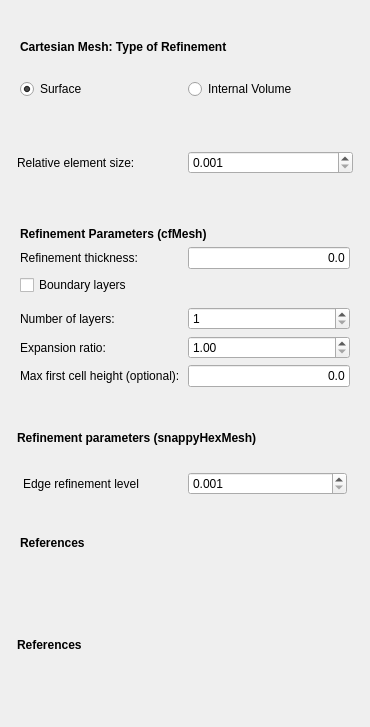
Before: the Qt Designer form TaskPanelCfdMeshRefinement.ui in jaheyns/CfdOF, drawn with Qt 5.
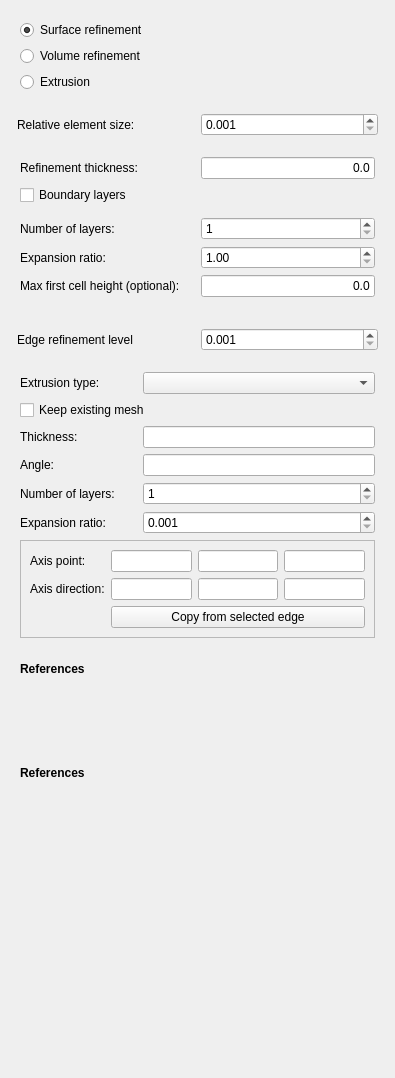
After: the same form once the commit is applied. Custom widgets are drawn as their Qt base class.

Commit message:
Support mesh extrusion at boundaries
This replaces the previous method of creating planar 2D meshes
by defining special front and back boundary planes. The new method
makes is possible also to generate wedge meshes with extrusions.

What changed in the file:
```diff
--- a/TaskPanelCfdMeshRefinement.ui
+++ b/TaskPanelCfdMeshRefinement.ui
@@ -6,8 +6,8 @@
    <rect>
     <x>0</x>
     <y>0</y>
-    <width>370</width>
-    <height>727</height>
+    <width>395</width>
+    <height>1078</height>
    </rect>
   </property>
   <property name="windowTitle">
@@ -16,6 +16,12 @@
   <layout class="QVBoxLayout" name="verticalLayout">
    <item>
     <widget class="QFrame" name="surfaceOrInernalVolume">
+     <property name="sizePolicy">
+      <sizepolicy hsizetype="Preferred" vsizetype="Fixed">
+       <horstretch>0</horstretch>
+       <verstretch>0</verstretch>
+      </sizepolicy>
+     </property>
      <property name="frameShape">
       <enum>QFrame::NoFrame</enum>
      </property>
@@ -24,32 +30,26 @@
      </property>
      <layout class="QGridLayout" name="gridLayout_3">
       <item row="1" column="0">
+       <widget class="QRadioButton" name="volumeRefinementToggle">
+        <property name="text">
+         <string>Volume refinement</string>
+        </property>
+       </widget>
+      </item>
+      <item row="0" column="0">
        <widget class="QRadioButton" name="surfaceRefinementToggle">
         <property name="text">
-         <string>Surface</string>
+         <string>Surface refinement</string>
         </property>
         <property name="checked">
          <bool>true</bool>
         </property>
        </widget>
       </item>
-      <item row="1" column="1">
-       <widget class="QRadioButton" name="volumeRefinementToggle">
+      <item row="2" column="0">
+       <widget class="QRadioButton" name="extrusionToggle">
         <property name="text">
-         <string>Internal Volume</string>
-        </property>
-       </widget>
-      </item>
-      <item row="0" column="0" colspan="2">
-       <widget class="QLabel" name="label_7">
-        <property name="font">
-         <font>
-          <weight>75</weight>
-          <bold>true</bold>
-         </font>
-        </property>
-        <property name="text">
-         <string>Cartesian Mesh: Type of Refinement</string>
+         <string>Extrusion</string>
         </property>
        </widget>
       </item>
@@ -58,6 +58,12 @@
    </item>
    <item>
     <widget class="QFrame" name="commonFrame">
+     <property name="sizePolicy">
+      <sizepolicy hsizetype="Preferred" vsizetype="Fixed">
+       <horstretch>0</horstretch>
+       <verstretch>0</verstretch>
+      </sizepolicy>
+     </property>
      <layout class="QGridLayout" name="gridLayout_11">
       <property name="leftMargin">
        <number>6</number>
@@ -71,14 +77,14 @@
       <property name="bottomMargin">
        <number>6</number>
       </property>
-      <item row="0" column="0">
+      <item row="0" column="1">
        <widget class="QLabel" name="label_rellen">
         <property name="text">
          <string>Relative element size:</string>
         </property>
        </widget>
       </item>
-      <item row="0" column="1">
+      <item row="0" column="2">
        <widget class="QDoubleSpinBox" name="if_rellen">
         <property name="decimals">
          <number>3</number>
@@ -99,6 +105,12 @@
    </item>
    <item>
     <widget class="QFrame" name="cf_frame">
+     <property name="sizePolicy">
+      <sizepolicy hsizetype="Preferred" vsizetype="Fixed">
+       <horstretch>0</horstretch>
+       <verstretch>0</verstretch>
+      </sizepolicy>
+     </property>
      <property name="frameShape">
       <enum>QFrame::NoFrame</enum>
      </property>
@@ -106,65 +118,21 @@
       <enum>QFrame::Raised</enum>
      </property>
      <layout class="QGridLayout" name="gridLayout_10">
-      <item row="4" column="0">
+      <item row="3" column="0">
        <widget class="QLabel" name="label_refinethick">
         <property name="text">
          <string>Refinement thickness:</string>
         </property>
        </widget>
       </item>
-      <item row="4" column="1">
-       <widget class="Gui::InputField" name="if_refinethick">
-        <property name="sizePolicy">
-         <sizepolicy hsizetype="Minimum" vsizetype="Fixed">
-          <horstretch>0</horstretch>
-          <verstretch>0</verstretch>
-         </sizepolicy>
-        </property>
-        <property name="toolTip">
-         <string extracomment="Select 0 to use default value"/>
-        </property>
-        <property name="text">
-         <string>0.0</string>
-        </property>
-        <property name="alignment">
-         <set>Qt::AlignRight|Qt::AlignTrailing|Qt::AlignVCenter</set>
-        </property>
-        <property name="singleStep" stdset="0">
-         <double>1.000000000000000</double>
-        </property>
-        <property name="maximum" stdset="0">
-         <double>1000000000.000000000000000</double>
-        </property>
-        <property name="unit" stdset="0">
-         <string notr="true">mm</string>
-        </property>
-        <property name="format" stdset="0">
-         <string>2</string>
-        </property>
-       </widget>
-      </item>
-      <item row="1" column="0" colspan="2">
-       <widget class="QLabel" name="label_2">
-        <property name="font">
-         <font>
-          <weight>75</weight>
-          <bold>true</bold>
-         </font>
-        </property>
-        <property name="text">
-         <string>Refinement Parameters (cfMesh)</string>
-        </property>
-       </widget>
-      </item>
-      <item row="7" column="0" colspan="2">
+      <item row="6" column="0" colspan="2">
        <widget class="QCheckBox" name="check_boundlayer">
         <property name="text">
          <string>Boundary layers</string>
         </property>
        </widget>
       </item>
-      <item row="10" column="0" colspan="2">
+      <item row="9" column="0" colspan="2">
        <widget class="QFrame" name="refinement_frame">
         <property name="sizePolicy">
          <sizepolicy hsizetype="Preferred" vsizetype="Minimum">
@@ -314,11 +282,48 @@
         </layout>
        </widget>
       </item>
+      <item row="3" column="1">
+       <widget class="Gui::InputField" name="if_refinethick">
+        <property name="sizePolicy">
+         <sizepolicy hsizetype="Minimum" vsizetype="Fixed">
+          <horstretch>0</horstretch>
+          <verstretch>0</verstretch>
+         </sizepolicy>
+        </property>
+        <property name="toolTip">
+         <string extracomment="Select 0 to use default value"/>
+        </property>
+        <property name="text">
+         <string>0.0</string>
+        </property>
+        <property name="alignment">
+         <set>Qt::AlignRight|Qt::AlignTrailing|Qt::AlignVCenter</set>
+        </property>
+        <property name="singleStep" stdset="0">
+         <double>1.000000000000000</double>
+        </property>
+        <property name="maximum" stdset="0">
+         <double>1000000000.000000000000000</double>
+        </property>
+        <property name="unit" stdset="0">
+         <string notr="true">mm</string>
+        </property>
+        <property name="format" stdset="0">
+         <string>2</string>
+        </property>
+       </widget>
+      </item>
      </layout>
     </widget>
    </item>
    <item>
     <widget class="QFrame" name="snappy_frame">
+     <property name="sizePolicy">
+      <sizepolicy hsizetype="Preferred" vsizetype="Fixed">
+       <horstretch>0</horstretch>
+       <verstretch>0</verstretch>
+      </sizepolicy>
+     </property>
      <property name="frameShape">
       <enum>QFrame::NoFrame</enum>
      </property>
@@ -338,20 +343,7 @@
       <property name="bottomMargin">
        <number>6</number>
       </property>
-      <item row="0" column="0">
-       <widget class="QLabel" name="label_5">
-        <property name="font">
-         <font>
-          <weight>75</weight>
-          <bold>true</bold>
-         </font>
-        </property>
-        <property name="text">
-         <string>Refinement parameters (snappyHexMesh)</string>
-        </property>
-       </widget>
-      </item>
-      <item row="2" column="0">
+      <item row="1" column="0">
        <widget class="QFrame" name="snappySurfaceFrame">
         <property name="frameShape">
          <enum>QFrame::NoFrame</enum>
@@ -361,16 +353,16 @@
         </property>
         <layout class="QGridLayout" name="gridLayout_2">
          <property name="leftMargin">
-          <number>6</number>
+          <number>0</number>
          </property>
          <property name="topMargin">
-          <number>6</number>
+          <number>0</number>
          </property>
          <property name="rightMargin">
-          <number>6</number>
+          <number>0</number>
          </property>
          <property name="bottomMargin">
-          <number>6</number>
+          <number>0</number>
          </property>
          <item row="0" column="1">
           <widget class="QDoubleSpinBox" name="if_edgerefinement">
@@ -401,10 +393,245 @@
      </layout>
     </widget>
    </item>
+   <item>
+    <widget class="QFrame" name="extrusionFrame">
+     <property name="sizePolicy">
+      <sizepolicy hsizetype="Preferred" vsizetype="Fixed">
+       <horstretch>0</horstretch>
+       <verstretch>0</verstretch>
+      </sizepolicy>
+     </property>
+     <property name="frameShape">
+      <enum>QFrame::NoFrame</enum>
+     </property>
+     <property name="frameShadow">
+      <enum>QFrame::Raised</enum>
+     </property>
+     <layout class="QGridLayout" name="extrusionLayout">
+      <item row="0" column="1">
+       <widget class="QLabel" name="label_5">
+        <property name="text">
+         <string>Extrusion type:</string>
+        </property>
+       </widget>
+      </item>
+      <item row="0" column="2" colspan="2">
+       <widget class="QComboBox" name="extrusionTypeCombo"/>
+      </item>
+      <item row="1" column="1" colspan="3">
+       <widget class="QCheckBox" name="keepExistingMeshCheck">
+        <property name="text">
+         <string>Keep existing mesh</string>
+        </property>
+       </widget>
+      </item>
+      <item row="2" column="1">
+       <widget class="QLabel" name="thicknessLabel">
+        <property name="text">
+         <string>Thickness:</string>
+        </property>
+       </widget>
+      </item>
+      <item row="2" column="2" colspan="2">
+       <widget class="Gui::InputField" name="thicknessInput">
+        <property name="singleStep" stdset="0">
+         <double>1.000000000000000</double>
+        </property>
+        <property name="unit" stdset="0">
+         <string notr="true">mm</string>
+        </property>
+        <property name="format" stdset="0">
+         <string>g</string>
+        </property>
+       </widget>
+      </item>
+      <item row="3" column="1">
+       <widget class="QLabel" name="angleLabel">
+        <property name="text">
+         <string>Angle:</string>
+        </property>
+       </widget>
+      </item>
+      <item row="3" column="2" colspan="2">
+       <widget class="Gui::InputField" name="angleInput">
+        <property name="singleStep" stdset="0">
+         <double>1.000000000000000</double>
+        </property>
+        <property name="unit" stdset="0">
+         <string notr="true">deg</string>
+        </property>
+        <property name="format" stdset="0">
+         <string>g</string>
+        </property>
+       </widget>
+      </item>
+      <item row="4" column="1">
+       <widget class="QLabel" name="numLayersLabel">
+        <property name="text">
+         <string>Number of layers:</string>
+        </property>
+       </widget>
+      </item>
+      <item row="4" column="2" colspan="2">
+       <widget class="QSpinBox" name="numLayersInput">
+        <property name="minimum">
+         <number>1</number>
+        </property>
+        <property name="maximum">
+         <number>1000</number>
+        </property>
+       </widget>
+      </item>
+      <item row="5" column="1">
+       <widget class="QLabel" name="ratioLabel">
+        <property name="text">
+         <string>Expansion ratio:</string>
+        </property>
+       </widget>
+      </item>
+      <item row="6" column="1" colspan="3">
+       <widget class="QFrame" name="axisFrame">
+        <property name="sizePolicy">
+         <sizepolicy hsizetype="Preferred" vsizetype="Fixed">
+          <horstretch>0</horstretch>
+          <verstretch>0</verstretch>
+         </sizepolicy>
+        </property>
+        <property name="frameShape">
+         <enum>QFrame::StyledPanel</enum>
+        </property>
+        <property name="frameShadow">
+         <enum>QFrame::Raised</enum>
+        </property>
+        <property name="lineWidth">
+         <number>0</number>
+        </property>
+        <layout class="QGridLayout" name="gridLayout_12">
+         <item row="0" column="0">
+          <widget class="QLabel" name="label_11">
+           <property name="text">
+            <string>Axis point:</string>
+           </property>
+          </widget>
+         </item>
+         <item row="0" column="1">
+          <widget class="Gui::InputField" name="axisPointXEdit">
+           <property name="singleStep" stdset="0">
+            <double>1.000000000000000</double>
+           </property>
+           <property name="unit" stdset="0">
+            <string notr="true">mm</string>
+           </property>
+           <property name="format" stdset="0">
+            <string>g</string>
+           </property>
+          </widget>
+         </item>
+         <item row="0" column="2">
+          <widget class="Gui::InputField" name="axisPointYEdit">
+           <property name="singleStep" stdset="0">
+            <double>1.000000000000000</double>
+           </property>
+           <property name="unit" stdset="0">
+            <string notr="true">mm</string>
+           </property>
+           <property name="format" stdset="0">
+            <string>g</string>
+           </property>
+          </widget>
+         </item>
+         <item row="0" column="3">
+          <widget class="Gui::InputField" name="axisPointZEdit">
+           <property name="singleStep" stdset="0">
+            <double>1.000000000000000</double>
+           </property>
+           <property name="unit" stdset="0">
+            <string notr="true">mm</string>
+           </property>
+           <property name="format" stdset="0">
+            <string>g</string>
+           </property>
+          </widget>
+         </item>
+         <item row="1" column="0">
+          <widget class="QLabel" name="label_12">
+           <property name="text">
+            <string>Axis direction:</string>
+           </property>
+          </widget>
+         </item>
+         <item row="1" column="1">
+          <widget class="Gui::InputField" name="axisDirectionXEdit">
+           <property name="singleStep" stdset="0">
+            <double>1.000000000000000</double>
+           </property>
+           <property name="unit" stdset="0">
+            <string notr="true"/>
+           </property>
+           <property name="format" stdset="0">
+            <string>g</string>
+           </property>
+          </widget>
+         </item>
+         <item row="1" column="2">
+          <widget class="Gui::InputField" name="axisDirectionYEdit">
+           <property name="singleStep" stdset="0">
+            <double>1.000000000000000</double>
+           </property>
+           <property name="unit" stdset="0">
+            <string notr="true"/>
+           </property>
+           <property name="format" stdset="0">
+            <string>g</string>
+           </property>
+          </widget>
+         </item>
+         <item row="1" column="3">
+          <widget class="Gui::InputField" name="axisDirectionZEdit">
+           <property name="singleStep" stdset="0">
+            <double>1.000000000000000</double>
+           </property>
+           <property name="unit" stdset="0">
+            <string notr="true"/>
+           </property>
+           <property name="format" stdset="0">
+            <string>g</string>
+           </property>
+          </widget>
+         </item>
+         <item row="2" column="1" colspan="3">
+          <widget class="QPushButton" name="pickAxisButton">
+           <property name="text">
+            <string>Copy from selected edge</string>
+           </property>
+          </widget>
+         </item>
+        </layout>
+       </widget>
+      </item>
+      <item row="5" column="2" colspan="2">
+       <widget class="QDoubleSpinBox" name="ratioInput">
+        <property name="decimals">
+         <number>3</number>
+        </property>
+        <property name="minimum">
+         <double>0.001000000000000</double>
+        </property>
+        <property name="maximum">
+         <double>1000.000000000000000</double>
+        </property>
+        <property name="singleStep">
+         <double>0.050000000000000</double>
+        </property>
+       </widget>
+      </item>
+     </layout>
+    </widget>
+   </item>
    <item>
     <widget class="QFrame" name="ReferencesFrame">
      <property name="sizePolicy">
-      <sizepolicy hsizetype="Preferred" vsizetype="Minimum">
+      <sizepolicy hsizetype="Preferred" vsizetype="Fixed">
        <horstretch>0</horstretch>
        <verstretch>0</verstretch>
       </sizepolicy>
@@ -419,35 +646,85 @@
       <number>0</number>
      </property>
      <layout class="QGridLayout" name="gridLayout_5">
-      <item row="0" column="0">
-       <widget class="QLabel" name="label_4">
-        <property name="font">
-         <font>
-          <weight>75</weight>
-          <bold>true</bold>
-         </font>
-        </property>
-        <property name="text">
-         <string>References</string>
-        </property>
-       </widget>
-      </item>
+      <property name="leftMargin">
+       <number>9</number>
+      </property>
+      <property name="topMargin">
+       <number>9</number>
+      </property>
+      <property name="rightMargin">
+       <number>9</number>
+      </property>
+      <property name="bottomMargin">
+       <number>9</number>
+      </property>
       <item row="1" column="0" colspan="2">
        <widget class="QWidget" name="referenceSelectWidget" native="true">
+        <property name="sizePolicy">
+         <sizepolicy hsizetype="Preferred" vsizetype="Preferred">
+          <horstretch>0</horstretch>
+          <verstretch>0</verstretch>
+         </sizepolicy>
+        </property>
         <property name="minimumSize">
          <size>
           <width>0</width>
           <height>20</height>
          </size>
         </property>
-        <layout class="QGridLayout" name="gridLayout"/>
+        <layout class="QGridLayout" name="gridLayout">
+         <property name="leftMargin">
+          <number>0</number>
+         </property>
+         <property name="topMargin">
+          <number>0</number>
+         </property>
+         <property name="rightMargin">
+          <number>0</number>
+         </property>
+         <property name="bottomMargin">
+          <number>0</number>
+         </property>
+        </layout>
        </widget>
       </item>
+      <item row="0" column="0" colspan="2">
+       <widget class="QLabel" name="label_4">
+        <property name="font">
+         <font>
+          <weight>75</weight>
+          <bold>true</bold>
+         </font>
+        </property>
+        <property name="text">
+         <string>References</string>
+        </property>
+       </widget>
+      </item>
+      <item row="2" column="0" colspan="2">
+       <spacer name="verticalSpacer">
+        <property name="orientation">
+         <enum>Qt::Vertical</enum>
+        </property>
+        <property name="sizeHint" stdset="0">
+         <size>
+          <width>20</width>
+          <height>40</height>
+         </size>
+        </property>
+       </spacer>
+      </item>
      </layout>
     </widget>
    </item>
    <item>
     <widget class="QFrame" name="cartesianInternalVolumeFrame">
+     <property name="sizePolicy">
+      <sizepolicy hsizetype="Preferred" vsizetype="Fixed">
+       <horstretch>0</horstretch>
+       <verstretch>0</verstretch>
+      </sizepolicy>
+     </property>
      <property name="frameShape">
       <enum>QFrame::NoFrame</enum>
      </property>
@@ -456,16 +733,16 @@
      </property>
      <layout class="QGridLayout" name="gridLayout_6">
       <property name="leftMargin">
-       <number>6</number>
+       <number>9</number>
       </property>
       <property name="topMargin">
-       <number>6</number>
+       <number>9</number>
       </property>
       <property name="rightMargin">
-       <number>6</number>
+       <number>9</number>
       </property>
       <property name="bottomMargin">
-       <number>6</number>
+       <number>9</number>
       </property>
       <item row="0" column="0">
        <widget class="QLabel" name="label">
@@ -485,12 +762,51 @@
       </item>
       <item row="1" column="0">
        <widget class="QWidget" name="volReferenceSelectWidget" native="true">
-        <layout class="QGridLayout" name="gridLayout_8"/>
+        <layout class="QGridLayout" name="gridLayout_8">
+         <property name="leftMargin">
+          <number>0</number>
+         </property>
+         <property name="topMargin">
+          <number>0</number>
+         </property>
+         <property name="rightMargin">
+          <number>0</number>
+         </property>
+         <property name="bottomMargin">
+          <number>0</number>
+         </property>
+        </layout>
        </widget>
       </item>
+      <item row="2" column="0">
+       <spacer name="verticalSpacer_2">
+        <property name="orientation">
+         <enum>Qt::Vertical</enum>
+        </property>
+        <property name="sizeHint" stdset="0">
+         <size>
+          <width>20</width>
+          <height>40</height>
+         </size>
+        </property>
+       </spacer>
+      </item>
      </layout>
     </widget>
    </item>
+   <item>
+    <spacer name="verticalSpacer_3">
+     <property name="orientation">
+      <enum>Qt::Vertical</enum>
+     </property>
+     <property name="sizeHint" stdset="0">
+      <size>
+       <width>20</width>
+       <height>40</height>
+      </size>
+     </property>
+    </spacer>
+   </item>
   </layout>
  </widget>
  <customwidgets>
```
Left out of the diff: 25 changed lines with no effect on the pictures. The commit also changes 144 other files.
